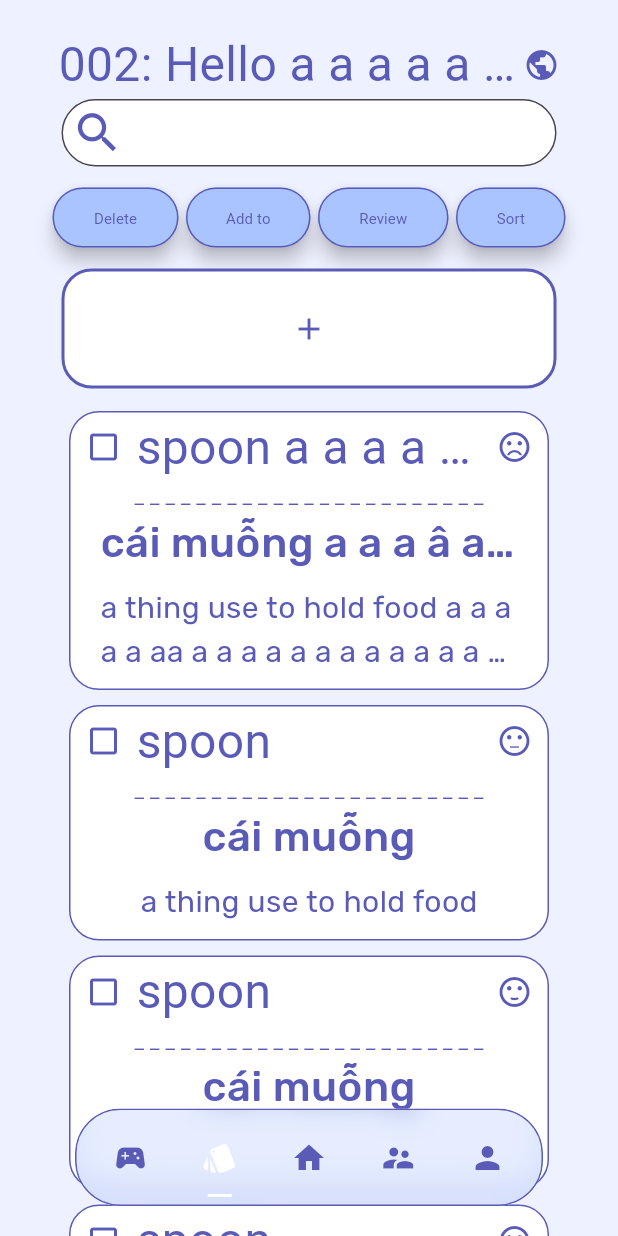
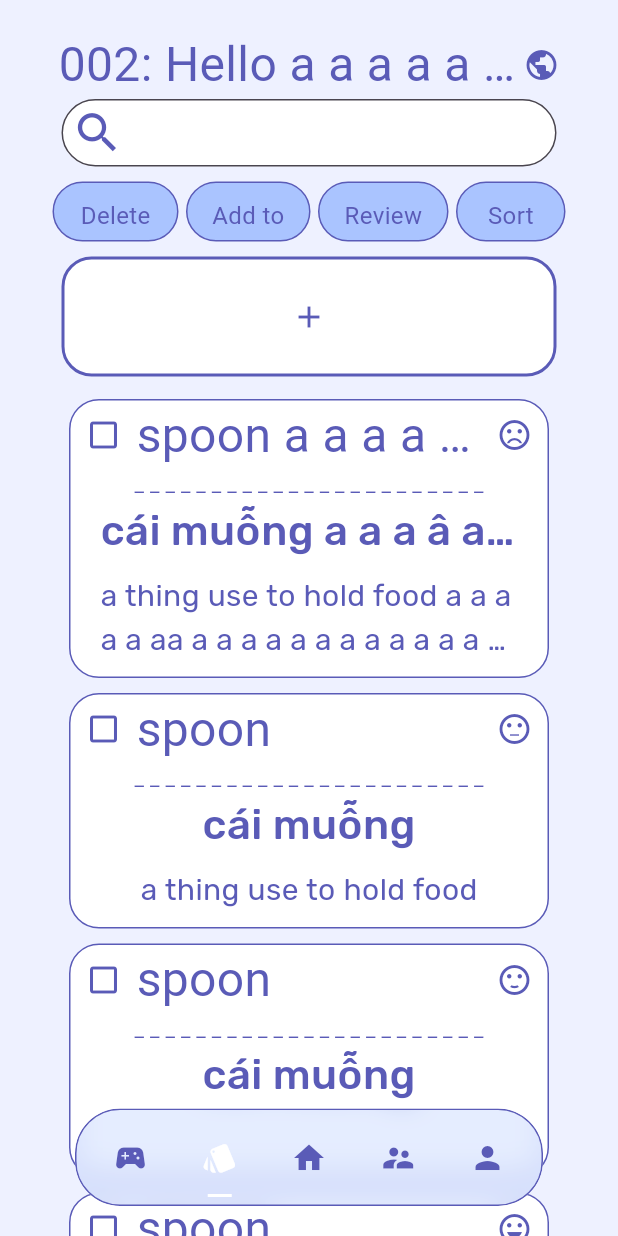
Before and after one commit to DTDungg/Mobile_FlashCard, a Flutter app: the DeckWidget widget shown alone on an empty page, opened directly, after a tap on an icon or button, on a phone screen of 412 x 824 dp. Run offline on Flutter 3.47's test engine with Material 3 defaults, Android fonts, the phone set to English and light mode, and no system bars; drawn by our look-alikes of crystal_navigation_bar; our stand-ins replace get, google_fonts.

Commit message:
commit before add flip lib

```diff
--- a/lib/card_screen.dart
+++ b/lib/card_screen.dart
@@ -1,23 +1,30 @@
 import 'package:flutter/material.dart';
 import 'package:google_fonts/google_fonts.dart';
 import 'package:mobile_flash_card/model/card.dart';
+import 'package:mobile_flash_card/model/deck.dart';
+import 'package:mobile_flash_card/review_screen.dart';
 import 'package:mobile_flash_card/utils/blue_button.dart';
 import 'package:mobile_flash_card/utils/card_widget.dart';
 import 'package:mobile_flash_card/utils/define.dart';
 import 'package:mobile_flash_card/utils/find_bar.dart';
 import 'package:mobile_flash_card/utils/bottom_bar.dart';
+import 'package:get/get.dart';
+
 
 class CardScreen extends StatefulWidget {
   @override
   State<StatefulWidget> createState() => _CardScreenState();
 
-  final String idName;
-  final bool isPublic;
+  final Deck deck;
 
-  const CardScreen({super.key, required this.idName, required this.isPublic});
+  const CardScreen({super.key, required this.deck});
 }
 
 class _CardScreenState extends State<CardScreen> {
+  void _goToReview() {
+    Get.to(ReviewScreen(deck: widget.deck));
+  }
+
   @override
   Widget build(BuildContext context) {
     return Scaffold(
@@ -36,14 +43,14 @@ class _CardScreenState extends State<CardScreen> {
                     width: 310,
                     child: Text(
                       overflow: TextOverflow.ellipsis,
-                      widget.idName,
+                      "${widget.deck.fortmatID()}: ${widget.deck.name}",
                       style: GoogleFonts.rubikBubbles(
                           fontWeight: FontWeight.w400,
                           fontSize: 32,
                           color: Define.strongPurple),
                     )),
                 Icon(
-                  widget.isPublic ? Icons.public : Icons.lock,
+                  widget.deck.isPublic ? Icons.public : Icons.lock,
                   color: Define.strongPurple,
                 )
               ],
@@ -52,22 +59,27 @@ class _CardScreenState extends State<CardScreen> {
             const SizedBox(
               height: 10,
             ),
-            const Row(
-              mainAxisAlignment:MainAxisAlignment.center,
+            Row(
+              mainAxisAlignment: MainAxisAlignment.center,
               children: [
                 BlueButton(content: 'Delete', w: 84),
                 SizedBox(
                   width: 5,
                 ),
-                BlueButton(content: 'Add to',w: 83),
+                BlueButton(content: 'Add to', w: 83),
                 SizedBox(
                   width: 5,
                 ),
-                BlueButton(content: 'Review',w: 87),
+                GestureDetector(
+                    onTap: _goToReview,
+                    child: BlueButton(
+                      content: 'Review',
+                      w: 87,
+                    )),
                 SizedBox(
                   width: 5,
                 ),
-                BlueButton(content: 'Sort',w: 73)
+                BlueButton(content: 'Sort', w: 73)
               ],
             ),
             const SizedBox(
@@ -97,7 +109,8 @@ class _CardScreenState extends State<CardScreen> {
                           id: 1,
                           front: 'spoon a a a a a a a a a',
                           back: 'cái muỗng a a a â a  a  a  â  a a â a',
-                          describe: 'a thing use to hold food a a a a a aa a a a a a a a a a a a a a a a a a a a a',
+                          describe:
+                              'a thing use to hold food a a a a a aa a a a a a a a a a a a a a a a a a a a a',
                           type: 1)),
                   CardWidget(
                       card: CustomCard(
@@ -118,7 +131,8 @@ class _CardScreenState extends State<CardScreen> {
                           id: 1,
                           front: 'spoon',
                           back: 'cái muỗng',
-                          describe: 'a thing use to hold food a a a a a aa a a a a a a a a a a a a a a a a a a a a',
+                          describe:
+                              'a thing use to hold food a a a a a aa a a a a a a a a a a a a a a a a a a a a',
                           type: 4)),
                   CardWidget(
                       card: CustomCard(
--- a/lib/utils/blue_button.dart
+++ b/lib/utils/blue_button.dart
@@ -2,38 +2,36 @@ import 'package:flutter/material.dart';
 import 'package:mobile_flash_card/utils/define.dart';
 import 'package:google_fonts/google_fonts.dart';
 
-class BlueButton extends StatefulWidget{
-  @override
-  State<StatefulWidget> createState() => _BlueButtonState();
+class BlueButton extends StatelessWidget{
 
   final String content;
   final double w;
 
   const BlueButton({super.key, required this.content, required this.w});
 
-}
-
-class _BlueButtonState extends State<BlueButton>{
   @override
   Widget build(BuildContext context) {
-    return
-      SizedBox(
-        width: widget.w,
-        child: ElevatedButton(
-          onPressed: Define.nothing,
-        style: ElevatedButton.styleFrom(
-            backgroundColor: Define.strongBlue,
-            side: const BorderSide(color: Define.strongPurple, width: 1),
-            elevation: 5),
+    return Container(
+      width: w,
+      height: 40,
+      padding: const EdgeInsets.all(10),
+      decoration: BoxDecoration(
+        color: Define.strongBlue,
+        border: Border.all(
+          color: Define.strongPurple,
+          width: 1
+        ),
+        borderRadius: BorderRadius.circular(20)
+      ),
+      child: Center(
         child: Text(
-            widget.content,
+          content,
           style: GoogleFonts.rubikBubbles(
-                fontSize: 10,
+              fontSize: 16,
               fontWeight: FontWeight.w400,
               color: Define.strongPurple),
         ),
       ),
     );
   }
-
 }
--- a/lib/utils/deck_widget.dart
+++ b/lib/utils/deck_widget.dart
@@ -19,7 +19,7 @@ class DeckWidget extends StatefulWidget {
 class _DeckState extends State<DeckWidget> {
 
   void _goToDeckDetail() {
-    Get.to(CardScreen(idName: widget.deck.fortmatID() + ": "+ widget.deck.name, isPublic: widget.deck.isPublic));
+    Get.to(CardScreen(deck: widget.deck));
   }
 
   @override
```
Also changed, not shown: lib/review_screen.dart (added, +61 -0 lines). Lines whose indentation alone changed are shown as unchanged.
